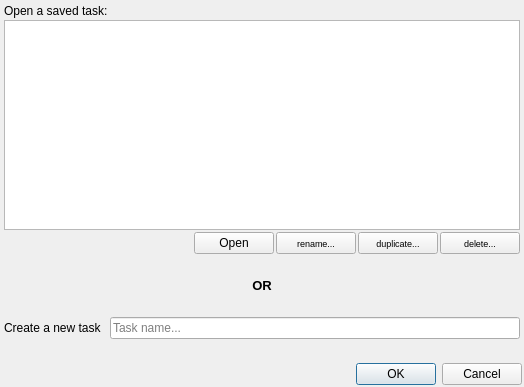
Before: the Qt Designer form ui/various_dialogs/CreateLoadTaskDialog.ui in AmirHammouteneEI/ScheduledPasteAndKeys, drawn with Qt 5.
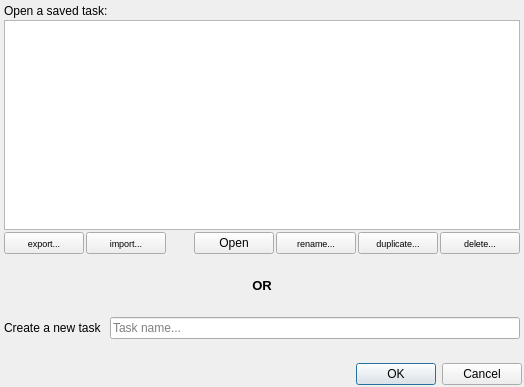
After: the same form once the commit is applied. Custom widgets are drawn as their Qt base class.

Commit message: ready for v2.2 ; added duplicate actions list tool ; added rescale cursor position for new resolution tool ; added import export task file ; added import export data file ; some code corrections ; some actions process corrections

The edit to the form file:
```diff
--- a/ui/various_dialogs/CreateLoadTaskDialog.ui
+++ b/ui/various_dialogs/CreateLoadTaskDialog.ui
@@ -113,6 +113,42 @@
         <property name="topMargin">
          <number>0</number>
         </property>
+        <item>
+         <widget class="QPushButton" name="exportButton">
+          <property name="sizePolicy">
+           <sizepolicy hsizetype="Minimum" vsizetype="Minimum">
+            <horstretch>0</horstretch>
+            <verstretch>0</verstretch>
+           </sizepolicy>
+          </property>
+          <property name="font">
+           <font>
+            <pointsize>7</pointsize>
+           </font>
+          </property>
+          <property name="text">
+           <string>export...</string>
+          </property>
+         </widget>
+        </item>
+        <item>
+         <widget class="QPushButton" name="importButton">
+          <property name="sizePolicy">
+           <sizepolicy hsizetype="Minimum" vsizetype="Minimum">
+            <horstretch>0</horstretch>
+            <verstretch>0</verstretch>
+           </sizepolicy>
+          </property>
+          <property name="font">
+           <font>
+            <pointsize>7</pointsize>
+           </font>
+          </property>
+          <property name="text">
+           <string>import...</string>
+          </property>
+         </widget>
+        </item>
         <item>
          <spacer name="horizontalSpacer">
           <property name="orientation">
```
The commit also changes 49 other files.
